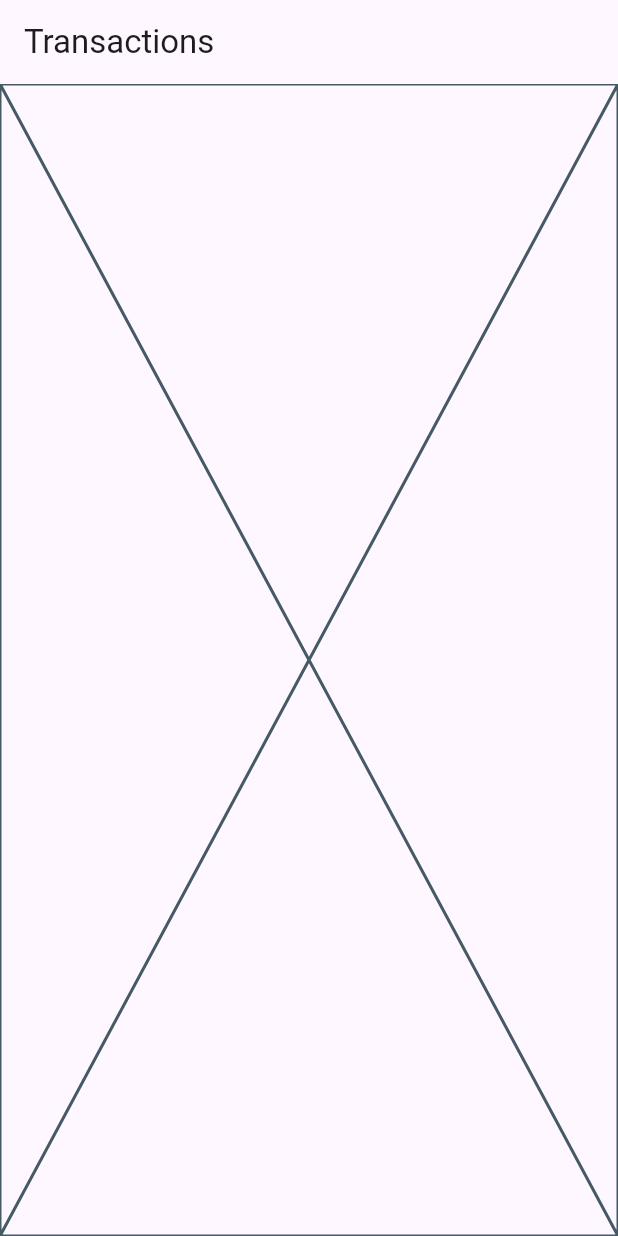
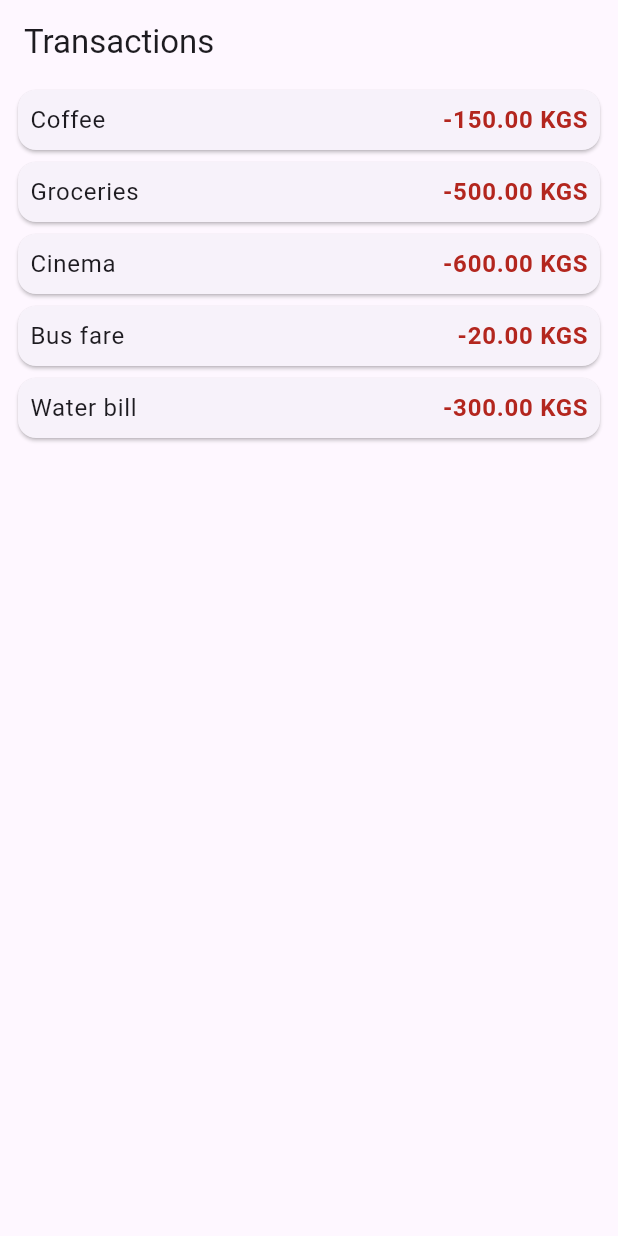
Before and after one commit to sylvix/personal_finance, a Flutter app: the screen it shows after launch, on a phone screen of 412 x 824 dp. Run offline on Flutter 3.47's test engine with Material 3 defaults, Android fonts, the phone set to English and light mode, and no system bars.

Commit message:
Created a list of transactions

```diff
--- /dev/null
+++ b/lib/models/transaction.dart
@@ -0,0 +1,10 @@
+class Transaction {
+  final String title;
+  final double amount;
+
+  Transaction({required this.title, required this.amount});
+
+  String get formattedAmount {
+    return '-${amount.toStringAsFixed(2)} KGS';
+  }
+}
--- a/lib/personal_finance.dart
+++ b/lib/personal_finance.dart
@@ -1,4 +1,5 @@
 import 'package:flutter/material.dart';
+import 'package:personal_finance/models/transaction.dart';
 import 'package:personal_finance/screens/transactions_screen.dart';
 
 class PersonalFinance extends StatefulWidget {
@@ -9,13 +10,21 @@ class PersonalFinance extends StatefulWidget {
 }
 
 class _PersonalFinanceState extends State<PersonalFinance> {
+  List<Transaction> transactions = [
+    Transaction(title: 'Coffee', amount: 150),
+    Transaction(title: 'Groceries', amount: 500),
+    Transaction(title: 'Cinema', amount: 600),
+    Transaction(title: 'Bus fare', amount: 20),
+    Transaction(title: 'Water bill', amount: 300),
+  ];
+
   @override
   Widget build(BuildContext context) {
     return Scaffold(
       appBar: AppBar(
         title: Text('Transactions'),
       ),
-      body: TransactionsScreen(),
+      body: TransactionsScreen(transactions: transactions),
     );
   }
 }
--- a/lib/screens/transactions_screen.dart
+++ b/lib/screens/transactions_screen.dart
@@ -1,10 +1,20 @@
 import 'package:flutter/material.dart';
+import 'package:personal_finance/models/transaction.dart';
+import 'package:personal_finance/widgets/transaction_card.dart';
 
 class TransactionsScreen extends StatelessWidget {
-  const TransactionsScreen({super.key});
+  final List<Transaction> transactions;
+  const TransactionsScreen({super.key, required this.transactions});
 
   @override
   Widget build(BuildContext context) {
-    return const Placeholder();
+    return Padding(
+      padding: const EdgeInsets.symmetric(horizontal: 8),
+      child: Column(
+        children: transactions
+            .map((transaction) => TransactionCard(transaction: transaction))
+            .toList(),
+      ),
+    );
   }
 }
--- /dev/null
+++ b/lib/widgets/transaction_card.dart
@@ -0,0 +1,35 @@
+import 'package:flutter/material.dart';
+import 'package:personal_finance/models/transaction.dart';
+
+class TransactionCard extends StatelessWidget {
+  final Transaction transaction;
+  const TransactionCard({super.key, required this.transaction});
+
+  @override
+  Widget build(BuildContext context) {
+    final theme = Theme.of(context);
+    final bodyLargeStyle = theme.textTheme.bodyLarge!;
+
+    return Card(
+      child: Padding(
+        padding: const EdgeInsets.all(8.0),
+        child: Row(
+          mainAxisAlignment: MainAxisAlignment.spaceBetween,
+          children: [
+            Text(
+              transaction.title,
+              style: bodyLargeStyle,
+            ),
+            Text(
+              transaction.formattedAmount,
+              style: bodyLargeStyle.copyWith(
+                fontWeight: FontWeight.bold,
+                color: theme.colorScheme.error,
+              ),
+            ),
+          ],
+        ),
+      ),
+    );
+  }
+}
```
